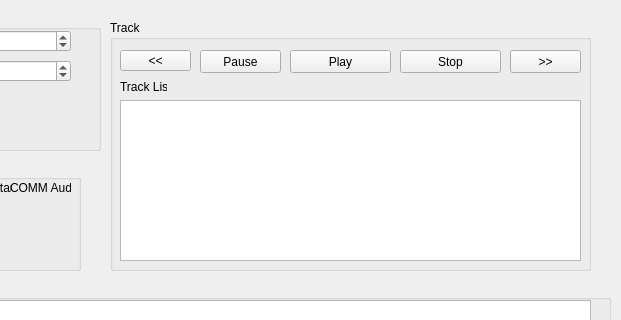
Above: 4985_CommAudio/serverwindow.ui from RobertArendac/4985-CommAudio before the change; both pictures show x 130 to 751 and y 0 to 320 of the 751 by 499 pixel window. Below: the same form after it.
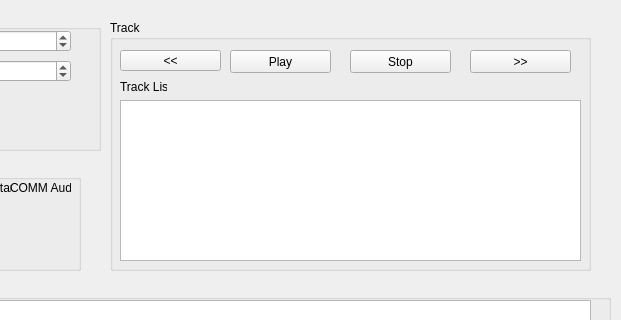
That is the form after the change.

Commit message: removing pause button

```diff
--- a/4985_CommAudio/serverwindow.ui
+++ b/4985_CommAudio/serverwindow.ui
@@ -137,7 +137,7 @@
     <widget class="QPushButton" name="srvTrackPlayButton">
      <property name="geometry">
       <rect>
-       <x>180</x>
+       <x>120</x>
        <y>30</y>
        <width>101</width>
        <height>23</height>
@@ -150,9 +150,9 @@
     <widget class="QPushButton" name="srvTrackNextButton">
      <property name="geometry">
       <rect>
-       <x>400</x>
+       <x>360</x>
        <y>30</y>
-       <width>71</width>
+       <width>101</width>
        <height>23</height>
       </rect>
      </property>
@@ -165,7 +165,7 @@
       <rect>
        <x>10</x>
        <y>30</y>
-       <width>71</width>
+       <width>101</width>
        <height>21</height>
       </rect>
      </property>
@@ -199,7 +199,7 @@
     <widget class="QPushButton" name="srvTrackStopButton">
      <property name="geometry">
       <rect>
-       <x>290</x>
+       <x>240</x>
        <y>30</y>
        <width>101</width>
        <height>23</height>
@@ -209,19 +209,6 @@
       <string>Stop</string>
      </property>
     </widget>
-    <widget class="QPushButton" name="srvTrackPauseButton">
-     <property name="geometry">
-      <rect>
-       <x>90</x>
-       <y>30</y>
-       <width>81</width>
-       <height>23</height>
-      </rect>
-     </property>
-     <property name="text">
-      <string>Pause</string>
-     </property>
-    </widget>
    </widget>
    <widget class="QGroupBox" name="srvClientListGroupBox">
     <property name="geometry">
```
Left out of the diff: 8 changed lines with no effect on the pictures. The commit also changes 2 other files.
